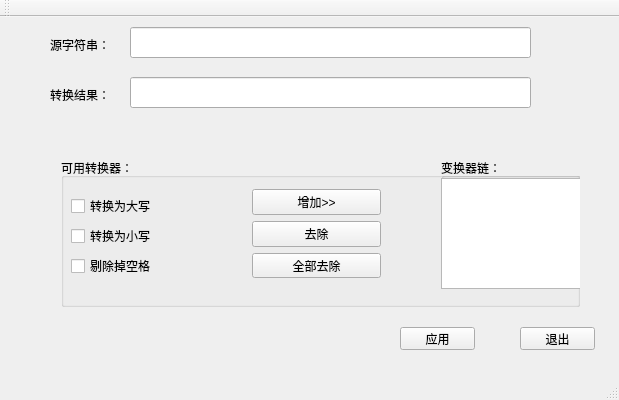
This is Char_Transform/mainwindow.ui in Mecko-Wang/stringTransfomer as Qt 5 draws it before an edit. The edited form follows.
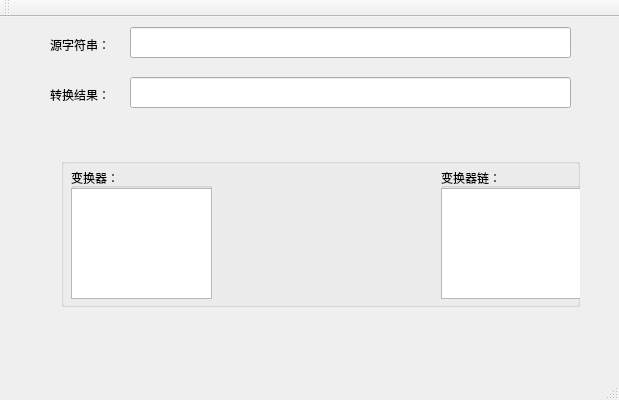
This is the edited form.

Patch:
```diff
--- a/Char_Transform/mainwindow.ui
+++ b/Char_Transform/mainwindow.ui
@@ -19,7 +19,7 @@
      <rect>
       <x>130</x>
       <y>10</y>
-      <width>401</width>
+      <width>441</width>
       <height>31</height>
      </rect>
     </property>
@@ -55,7 +55,7 @@
      <rect>
       <x>130</x>
       <y>60</y>
-      <width>401</width>
+      <width>441</width>
       <height>31</height>
      </rect>
     </property>
@@ -73,7 +73,7 @@
      <item>
       <widget class="QGroupBox" name="groupBox">
        <property name="title">
-        <string>可用转换器：</string>
+        <string/>
        </property>
        <widget class="QWidget" name="verticalLayoutWidget_2">
         <property name="geometry">
@@ -81,38 +81,16 @@
           <x>180</x>
           <y>20</y>
           <width>151</width>
-          <height>111</height>
+          <height>121</height>
          </rect>
         </property>
-        <layout class="QVBoxLayout" name="verticalLayout_2">
-         <item>
-          <widget class="QPushButton" name="add_transformer">
-           <property name="text">
-            <string>增加&gt;&gt;</string>
-           </property>
-          </widget>
-         </item>
-         <item>
-          <widget class="QPushButton" name="delete_transformer">
-           <property name="text">
-            <string>去除</string>
-           </property>
-          </widget>
-         </item>
-         <item>
-          <widget class="QPushButton" name="delete_all_transformer">
-           <property name="text">
-            <string>全部去除</string>
-           </property>
-          </widget>
-         </item>
-        </layout>
+        <layout class="QVBoxLayout" name="verticalLayout_2"/>
        </widget>
        <widget class="QGroupBox" name="groupBox_2">
         <property name="geometry">
          <rect>
           <x>380</x>
-          <y>0</y>
+          <y>10</y>
           <width>141</width>
           <height>131</height>
          </rect>
@@ -131,74 +109,43 @@
          </property>
         </widget>
        </widget>
-       <widget class="QCheckBox" name="checkBoxSmallToBig">
+       <widget class="QGroupBox" name="groupBox_3">
         <property name="geometry">
          <rect>
           <x>10</x>
-          <y>40</y>
-          <width>91</width>
-          <height>16</height>
+          <y>10</y>
+          <width>141</width>
+          <height>131</height>
          </rect>
         </property>
-        <property name="text">
-         <string>转换为大写</string>
+        <property name="title">
+         <string>变换器：</string>
         </property>
-       </widget>
-       <widget class="QCheckBox" name="checkBoxBigToSmall">
-        <property name="geometry">
-         <rect>
-          <x>10</x>
-          <y>70</y>
-          <width>81</width>
-          <height>16</height>
-         </rect>
-        </property>
-        <property name="text">
-         <string>转换为小写</string>
-        </property>
-       </widget>
-       <widget class="QCheckBox" name="checkBoxDeleleSpace">
-        <property name="geometry">
-         <rect>
-          <x>10</x>
-          <y>100</y>
-          <width>81</width>
-          <height>16</height>
-         </rect>
-        </property>
-        <property name="text">
-         <string>剔除掉空格</string>
-        </property>
+        <widget class="QTextEdit" name="checkble_transformer_text">
+         <property name="geometry">
+          <rect>
+           <x>0</x>
+           <y>20</y>
+           <width>141</width>
+           <height>111</height>
+          </rect>
+         </property>
+        </widget>
        </widget>
       </widget>
      </item>
     </layout>
    </widget>
-   <widget class="QPushButton" name="application">
+   <widget class="QWidget" name="horizontalLayoutWidget_2">
     <property name="geometry">
      <rect>
       <x>400</x>
       <y>310</y>
-      <width>75</width>
-      <height>23</height>
+      <width>191</width>
+      <height>31</height>
      </rect>
     </property>
-    <property name="text">
-     <string>应用</string>
-    </property>
-   </widget>
-   <widget class="QPushButton" name="exit">
-    <property name="geometry">
-     <rect>
-      <x>520</x>
-      <y>310</y>
-      <width>75</width>
-      <height>23</height>
-     </rect>
-    </property>
-    <property name="text">
-     <string>退出</string>
-    </property>
+    <layout class="QHBoxLayout" name="horizontalLayout_2"/>
    </widget>
   </widget>
   <widget class="QMenuBar" name="menuBar">
```
